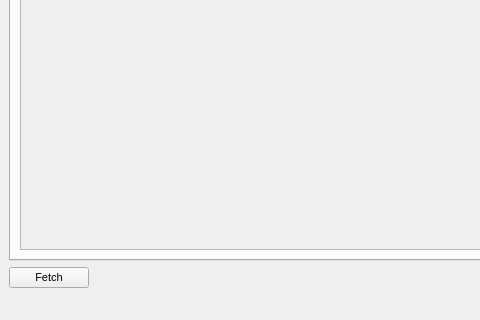
Before: the Qt Designer form ui/UI_FarmView.ui in david2777/DPS_Hydra, drawn with Qt 5; both pictures show x 0 to 480 and y 409 to 729 of the 1294 by 729 pixel window.
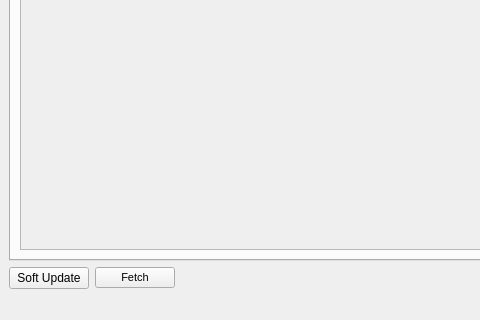
After: the same form once the commit is applied. The open tabs and pages were chosen to show the change.

Commit message: Groundwork for a smart data auto-update feature

```diff
--- a/ui/UI_FarmView.ui
+++ b/ui/UI_FarmView.ui
@@ -20,6 +20,13 @@
       <property name="spacing">
        <number>6</number>
       </property>
+      <item>
+       <widget class="QPushButton" name="updateButton">
+        <property name="text">
+         <string>Soft Update</string>
+        </property>
+       </widget>
+      </item>
       <item>
        <widget class="QPushButton" name="fetchButton">
         <property name="font">
```
Left out of the diff: 2 changed lines with no effect on the pictures. The commit also changes 2 other files.
